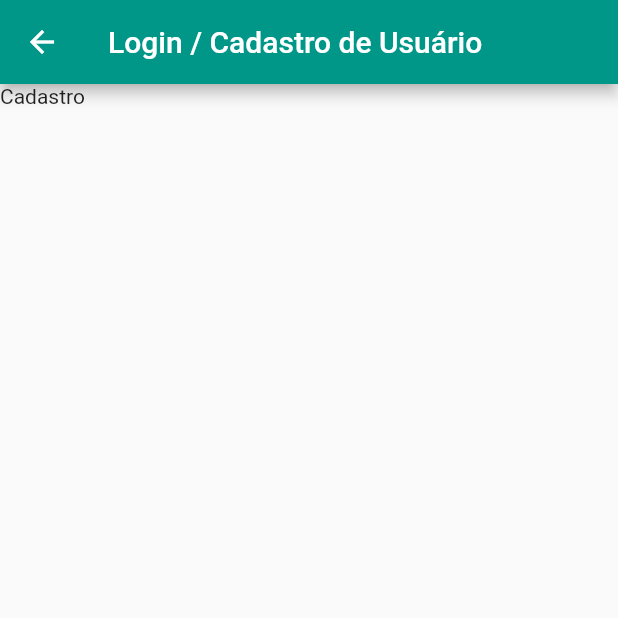
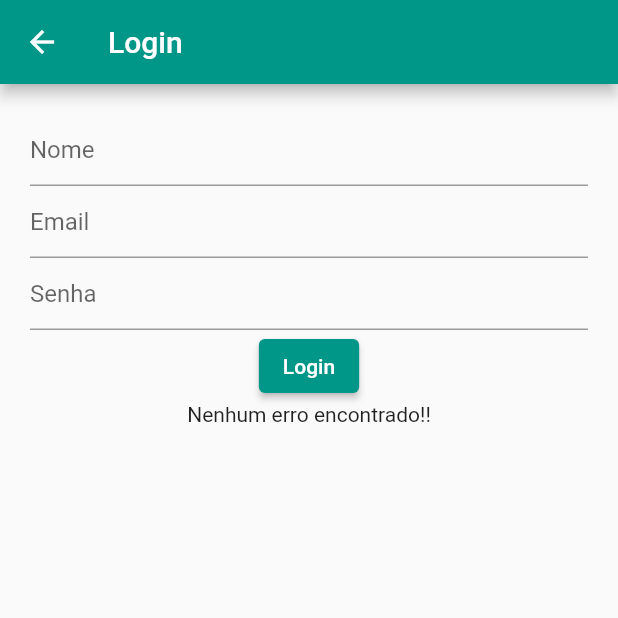
Before and after one commit to AlissonJB13/aplicativosDesenvolvidos, a Flutter app: the Cadastro screen opened directly, on a phone screen of 412 x 824 dp, the top half of it. Run offline on Flutter 3.47's test engine with Material 2 defaults, Android fonts, the light colour scheme and no system bars; our stand-ins replace cloud_firestore, firebase_auth, firebase_core, firebase_storage, image_picker; accounts and stored records are empty.

Commit message:
adicionado tela login e cadastro

```diff
--- a/bio_if/lib/cadastro.dart
+++ b/bio_if/lib/cadastro.dart
@@ -1,3 +1,6 @@
+import 'package:bio_if/usuario.dart';
+import 'package:cloud_firestore/cloud_firestore.dart';
+import 'package:firebase_auth/firebase_auth.dart';
 import 'package:flutter/material.dart';
 
 //cadastro dos usuarios
@@ -9,6 +12,45 @@ class Cadastro extends StatefulWidget {
 }
 
 class _CadastroState extends State<Cadastro> {
+  TextEditingController _controllerNome = TextEditingController();
+  TextEditingController _controllerEmail = TextEditingController();
+  TextEditingController _controllerSenha = TextEditingController();
+  var db = FirebaseFirestore.instance;
+  String? _status = "Nenhum erro encontrado!!";
+
+  Future _cadastrarUsuario() async {
+    var auth = FirebaseAuth.instance;
+    String nome = _controllerNome.text;
+    String email = _controllerEmail.text;
+    String senha = _controllerSenha.text;
+
+    try {
+      var usuario = await auth.createUserWithEmailAndPassword(
+          email: email, password: senha);
+      print(
+          "usuario criado com sucesso: ID: ${usuario.user!.uid} - Email ${usuario.user!.email}");
+      setState(() {
+        _status = "Usuário criado com sucesso!!";
+      });
+      Usuario user = Usuario(
+          id: usuario.user!.uid, nome: nome, email: email, senha: senha);
+      db.collection("Usuario").doc(usuario.user!.uid).set(user.toMap());
+    } on FirebaseAuthException catch (e) {
+      print(e.code);
+      if (e.code == "email-already-in-use") {
+        setState(() {
+          _status = "Email ja em uso!!";
+        });
+      } else if (e.code == "weak-password") {
+        setState(() {
+          _status = "Senha fraca, escolha uma senha mais dificil!!";
+        });
+      }
+    } catch (e) {
+      print(e.toString());
+    }
+  }
+
   @override
   Widget build(BuildContext context) {
     return Scaffold(
@@ -17,15 +59,39 @@ class _CadastroState extends State<Cadastro> {
         iconTheme: const IconThemeData(
           color: Colors.white,
         ),
-        title: Text("Login / Cadastro de Usuário"),
+        title: Text("Login"),
       ),
       body: SingleChildScrollView(
-        child: Column(
-          children: [
-            Text("Cadastro"),
-          ],
-        ),
-      ),
+          child: Padding(
+        padding: EdgeInsets.all(20),
+        child: Column(children: [
+          TextFormField(
+            decoration: const InputDecoration(
+              hintText: "Nome",
+            ),
+            controller: _controllerNome,
+          ),
+          TextFormField(
+            decoration: const InputDecoration(
+              hintText: "Email",
+            ),
+            controller: _controllerEmail,
+          ),
+          TextFormField(
+            obscureText: true,
+            decoration: const InputDecoration(
+              hintText: "Senha",
+            ),
+            controller: _controllerSenha,
+          ),
+          ElevatedButton(
+            onPressed: _cadastrarUsuario,
+            style: ElevatedButton.styleFrom(backgroundColor: Colors.teal),
+            child: const Text("Login"),
+          ),
+          Text(_status!),
+        ]),
+      )),
     );
   }
 }
--- /dev/null
+++ b/bio_if/lib/login.dart
@@ -0,0 +1,63 @@
+import 'package:firebase_auth/firebase_auth.dart';
+import 'package:flutter/material.dart';
+
+class Login extends StatefulWidget {
+  const Login({super.key});
+
+  @override
+  State<Login> createState() => _LoginState();
+}
+
+class _LoginState extends State<Login> {
+  TextEditingController _controllerEmail = TextEditingController();
+  TextEditingController _controllerSenha = TextEditingController();
+  String? _status = "";
+
+  Future _Login() async {
+    var auth = FirebaseAuth.instance;
+    String email = _controllerEmail.text;
+    String senha = _controllerSenha.text;
+
+    try {
+      var usuario =
+          await auth.signInWithEmailAndPassword(email: email, password: senha);
+      setState(() {
+        _status = "Login realizado com sucesso";
+      });
+    } on FirebaseAuthException catch (e) {
+      print(e.code);
+    }
+  }
+
+  @override
+  Widget build(BuildContext context) {
+    return Scaffold(
+        appBar: AppBar(
+          title: Text("Login"),
+        ),
+        body: SingleChildScrollView(
+          child: Padding(
+            padding: EdgeInsets.all(20),
+            child: Column(
+              children: [
+                TextFormField(
+                  decoration: const InputDecoration(
+                    hintText: "Email",
+                  ),
+                  controller: _controllerEmail,
+                ),
+                TextFormField(
+                  obscureText: true,
+                  decoration: const InputDecoration(
+                    hintText: "Senha",
+                  ),
+                  controller: _controllerSenha,
+                ),
+                ElevatedButton(onPressed: _Login, child: Text("Login")),
+                Text(_status!),
+              ],
+            ),
+          ),
+        ));
+  }
+}
--- /dev/null
+++ b/bio_if/lib/usuario.dart
@@ -0,0 +1,37 @@
+import 'package:firebase_auth/firebase_auth.dart';
+import 'package:cloud_firestore/cloud_firestore.dart';
+
+class Usuario {
+  String? id;
+  String? nome;
+  String? email;
+  String? senha;
+
+  Usuario({this.id, this.nome, this.email, this.senha});
+
+  Map<String, dynamic> toMap() {
+    return {
+      if (id != null) "id": id,
+      if (nome != null) "nome": nome,
+      if (email != null) "email": email,
+      if (senha != null) "senha": senha
+    };
+  }
+
+  Usuario.fromJson(Map<String, dynamic> json)
+      : id = json["id"],
+        nome = json["nome"],
+        email = json["email"],
+        senha = json["senha"];
+
+  //trazer dados que esta gravado na colecao do firebase
+  factory Usuario.fromDocument(DocumentSnapshot doc) {
+    final dados = doc.data()! as Map<String, dynamic>;
+    return Usuario.fromJson(dados);
+  }
+
+  @override
+  String toString() {
+    return "email: $email\n Descrição: $senha";
+  }
+}
```
Also changed, not shown: bio_if/lib/especies.dart (+7 -2 lines), bio_if/lib/home.dart (+64 -23 lines), bio_if/lib/postagem.dart (+14 -3 lines).
